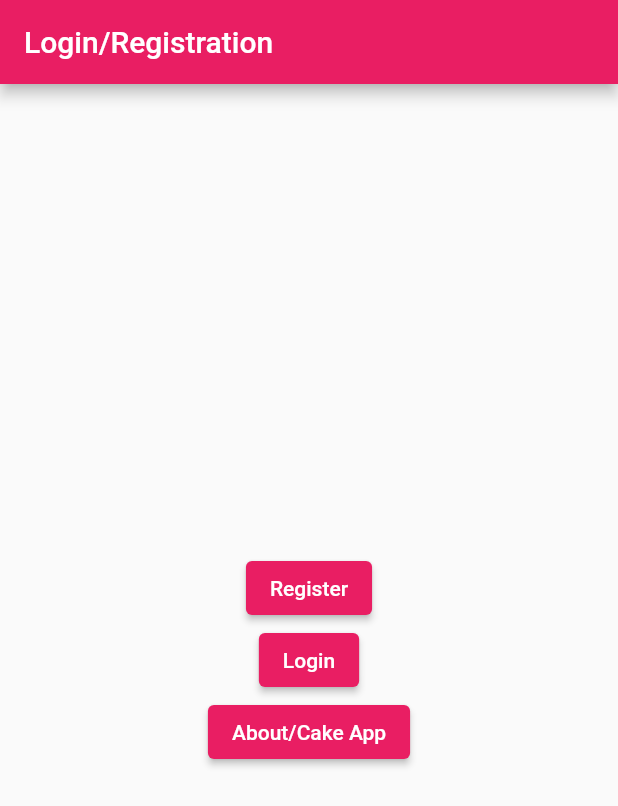
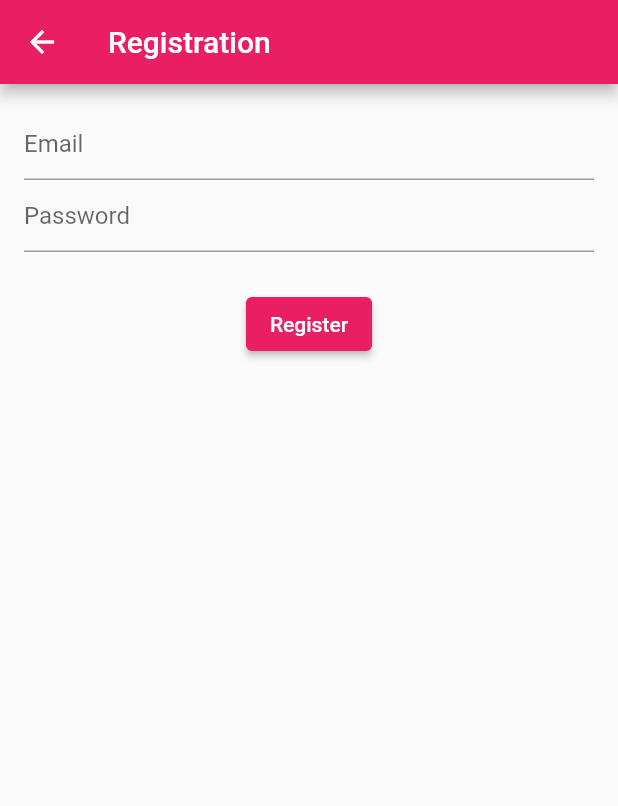
Before and after one commit to Mataya007/CakeApp-ICT472, a Flutter app: the screen it shows after launch, after a tap on "Register", on a phone screen of 412 x 824 dp. Shown: the top 806 px of the screen. Run offline on Flutter 3.47's test engine with Material 2 defaults, Android fonts, the phone set to English and light mode, and no system bars.

Commit message:
new file:   Cake/redcodecakers/lib/cakersLogo-Pink.png 	modified:   Cake/redcodecakers/lib/main.dart 	modified:   Cake/redcodecakers/test/widget_test.dart

```diff
--- a/Cake/redcodecakers/lib/main.dart
+++ b/Cake/redcodecakers/lib/main.dart
@@ -22,6 +22,7 @@ class CakeApp extends StatelessWidget
   }
 }
 
+//##################### Login Page #########################
 class LoginPage extends StatelessWidget
 {
   @override
@@ -31,21 +32,36 @@ class LoginPage extends StatelessWidget
     (
       appBar: AppBar
       (
-        title: Text('Login/Registration'),
+            title: Text('REDCODE CAKERS'),
       ),
       body: Center
       (
         child: Column
         (
           mainAxisAlignment: MainAxisAlignment.center,
+          crossAxisAlignment: CrossAxisAlignment.stretch,
           children:
           [
+              //logo image here
+            Image.asset
+            (
+              'cakersLogo-Pink.png',
+              height: 100,
+              width: 100,
+            ),
+            SizedBox(height: 20),
+
             ElevatedButton
             (
               child: Text('Register'),
               onPressed: ()
               {
                 // Navigate to registration page
+                Navigator.push
+                (
+                  context,
+                  MaterialPageRoute(builder: (context) => RegistrationPage()),
+                );
               },
             ),
             ElevatedButton
@@ -70,7 +86,70 @@ class LoginPage extends StatelessWidget
     );
   }
 }
+//################# -- END - Login Page - END -- #####################
 
+
+//######################### REGISTRATION ###########################
+
+//registration page
+class RegistrationPage extends StatefulWidget
+{
+  @override
+  _RegistrationPageState createState() => _RegistrationPageState();
+}
+
+class _RegistrationPageState extends State<RegistrationPage>
+{
+  TextEditingController _emailController = TextEditingController();
+  TextEditingController _passwordController = TextEditingController();
+
+  @override
+  Widget build(BuildContext context)
+  {
+    return Scaffold
+    (
+      appBar: AppBar
+      (
+        title: Text('Registration'),
+      ),
+      body: Padding
+      (
+        padding: EdgeInsets.all(16.0),
+        child: Column
+        (
+          crossAxisAlignment: CrossAxisAlignment.center,
+          children: <Widget>
+          [
+            TextField
+            (
+              controller: _emailController,
+              decoration: InputDecoration(hintText: 'Email'),
+            ),
+            TextField
+            (
+              controller: _passwordController,
+              obscureText: true,
+              decoration: InputDecoration(hintText: 'Password'),
+            ),
+            SizedBox(height: 24.0),
+            ElevatedButton
+            (
+              child: Text('Register'),
+              onPressed: ()
+              {
+                // Perform registration logic
+              },
+            ),
+          ],
+        ),
+      ),
+    );
+  }
+}
+
+//################ -- END - REGISTRATION - END -- ####################
+
+//################### CAKE VIEW PAGE #####################
 class CakeViewPage extends StatelessWidget
 {
   @override
@@ -113,6 +192,9 @@ class CakeViewPage extends StatelessWidget
   }
 }
 
+//###################-- END - CAKE VIEW PAGE - END -- ###############
+
+//********************** CAKE DETAILS ********************/
 class CakeDetailsPage extends StatelessWidget
 {
   @override
@@ -154,3 +236,5 @@ class CakeDetailsPage extends StatelessWidget
     );
   }
 }
+
+//**************** -- END - CAKE DETAILS - END -- ********************/
```
Also changed, not shown: Cake/redcodecakers/lib/cakersLogo-Pink.png (added), 1 other file.
